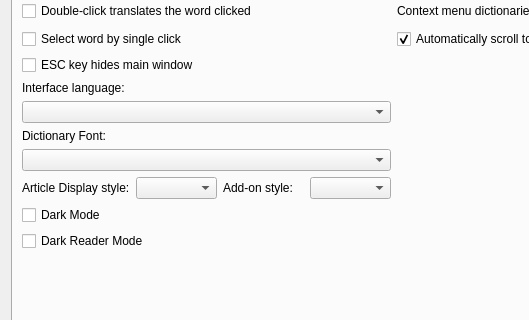
Before: the Qt Designer form src/ui/preferences.ui in xiaoyifang/goldendict-ng, drawn with Qt 5; both pictures show x 0 to 529 and y 232 to 552 of the 787 by 730 pixel window.
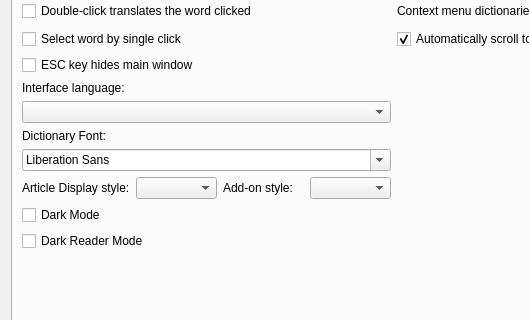
After: the same form once the commit is applied. Icons and pictures are not drawn. Custom widgets are drawn as their Qt base class.

Commit message: opt: use QFontCombox instead

```diff
--- a/src/ui/preferences.ui
+++ b/src/ui/preferences.ui
@@ -264,7 +264,7 @@
         </widget>
        </item>
        <item row="8" column="0">
-        <widget class="QComboBox" name="fontFamilies">
+        <widget class="QFontComboBox" name="fontFamilies">
          <property name="sizePolicy">
           <sizepolicy hsizetype="Preferred" vsizetype="Fixed">
            <horstretch>0</horstretch>
```
The commit also changes 1 other file.
